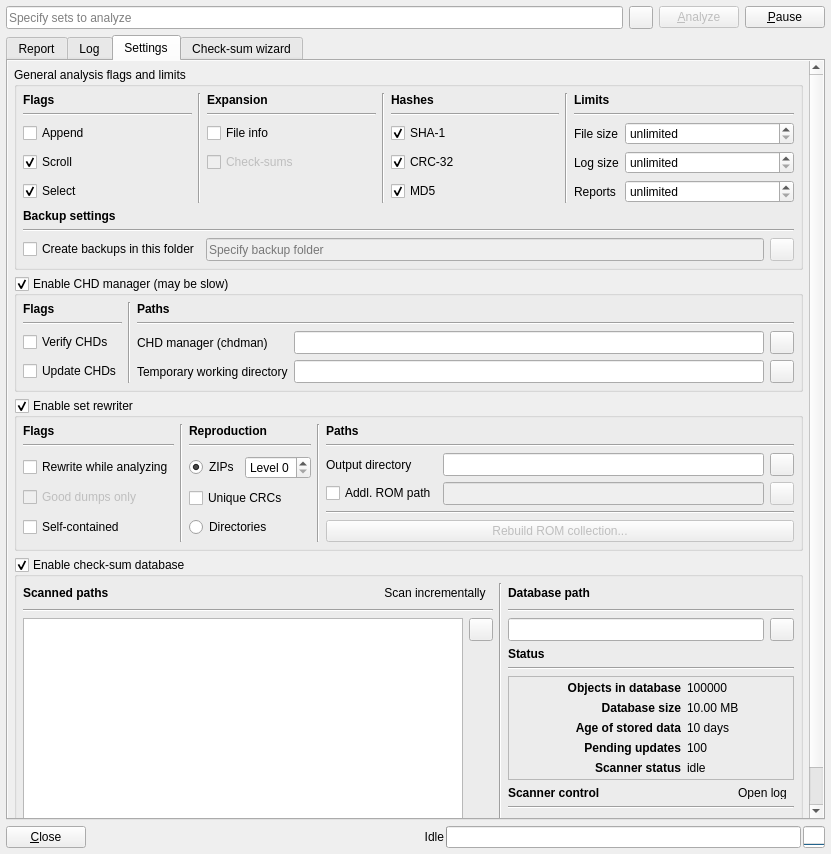
The window that romalyzer.ui (qmc2/qmc2-mame-fe) describes before a commit, drawn with Qt 5.
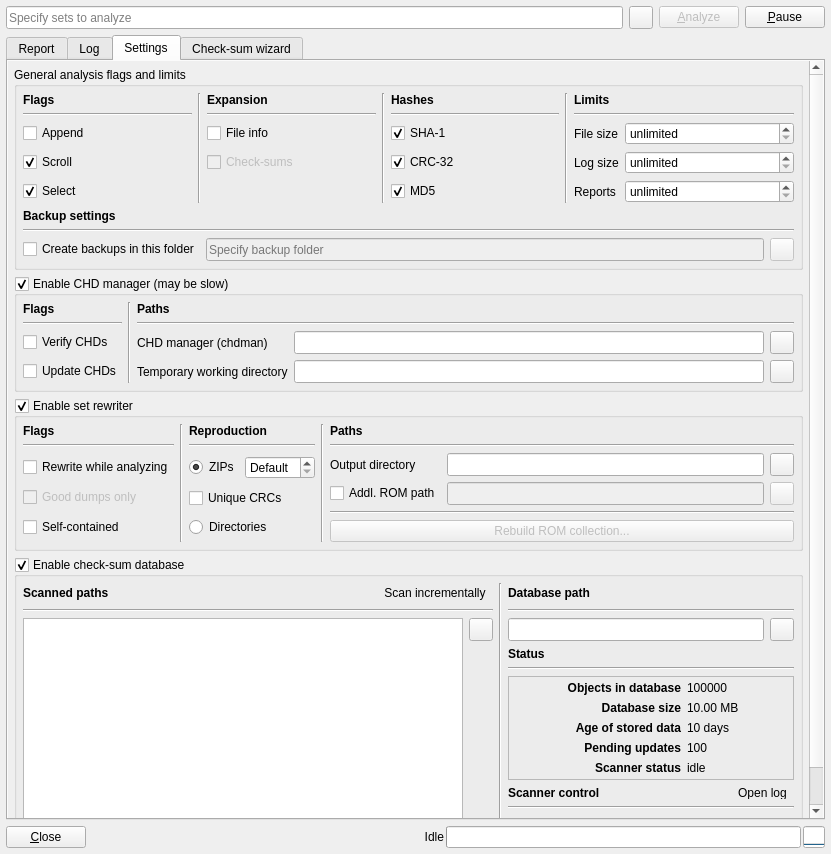
The same window after the commit. The open tabs and pages were chosen to show the change. Icons and pictures are not drawn.

Commit message: fix: ROMAlyzer: the default ZIP compression level is -1, corresponding to level 6, but the the spin-box only supported values from 0 to 9 so the default level was actually 0

What changed in the file:
```diff
--- a/romalyzer.ui
+++ b/romalyzer.ui
@@ -599,14 +599,20 @@
                       <property name="toolTip">
                        <string>Select the ZIP compression level (0 = lowest / fastest, 9 = highest / slowest)</string>
                       </property>
+                      <property name="specialValueText">
+                       <string>Default</string>
+                      </property>
                       <property name="prefix">
                        <string>Level </string>
                       </property>
+                      <property name="minimum">
+                       <number>-1</number>
+                      </property>
                       <property name="maximum">
                        <number>9</number>
                       </property>
                       <property name="value">
-                       <number>0</number>
+                       <number>-1</number>
                       </property>
                      </widget>
                     </item>
```
The commit also changes 18 other files.
